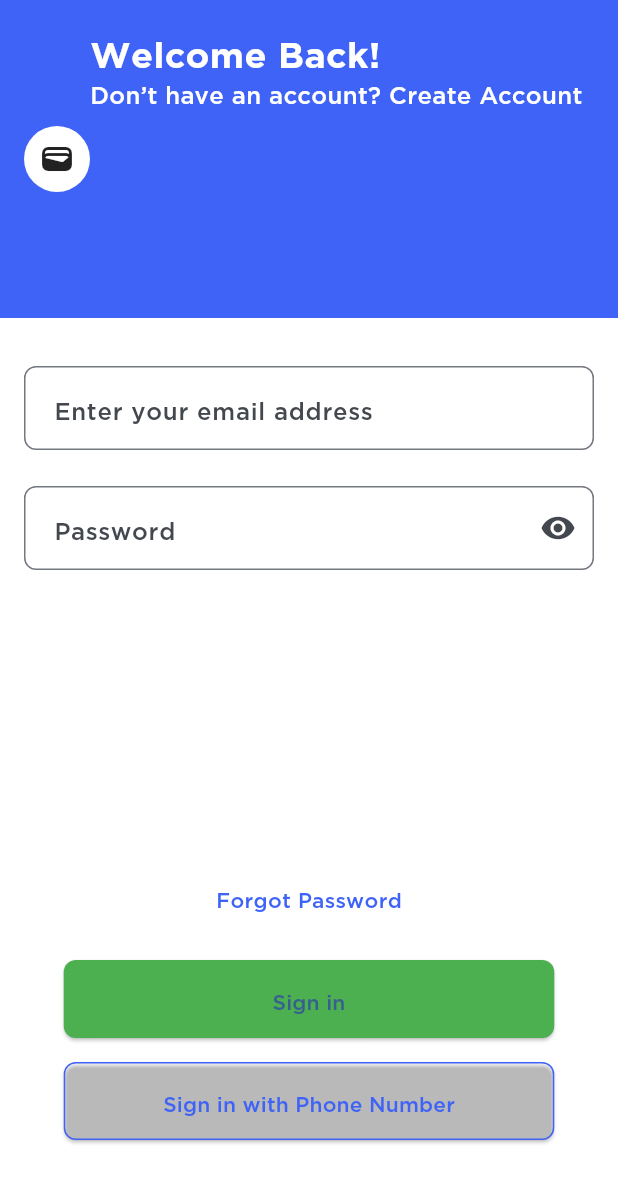
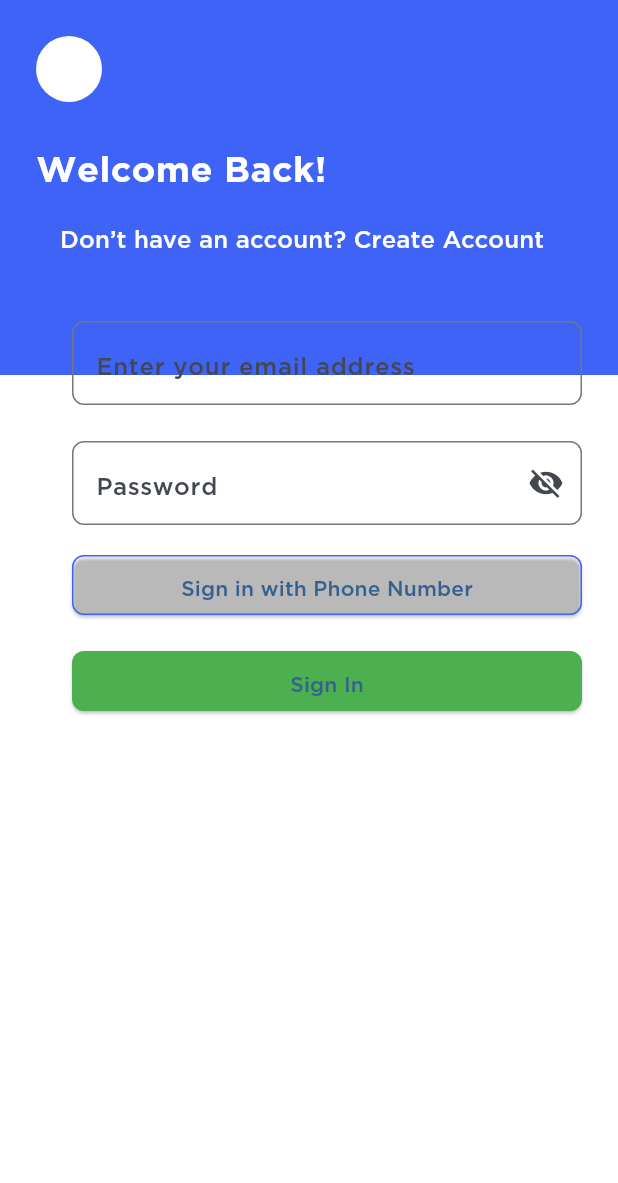
Before and after one commit to hiepchau/NFCEWallet, a Flutter app: the screen it shows after launch, on a phone screen of 412 x 824 dp. Shown: the top 1183 px of the screen. Run offline on Flutter 3.47's test engine with Material 2 defaults, Android fonts, the phone set to English and light mode, and no system bars; our stand-ins replace animated_bottom_navigation_bar, barcode_widget, equatable, expandable_page_view, flutter_bloc, flutter_countdown_timer and 3 more; missing offline and left inert: barcode_scan2.

Commit message:
fix UI login

```diff
--- /dev/null
+++ b/lib/ui/screen/authenticate/login_bloc.dart
@@ -0,0 +1,29 @@
+// login_bloc.dart
+import 'package:flutter_bloc/flutter_bloc.dart';
+import 'login_event.dart';
+import 'login_state.dart';
+
+class LoginBloc extends Bloc<LoginEvent, LoginState> {
+  LoginBloc() : super(LoginState());
+
+  @override
+  Stream<LoginState> mapEventToState(LoginEvent event) async* {
+    if (event is EmailChanged) {
+      yield state.copyWith(email: event.email);
+    } else if (event is PasswordChanged) {
+      yield state.copyWith(password: event.password);
+    } else if (event is Submitted) {
+      yield state.copyWith(submissionInProgress: true);
+      try {
+        // Call your authentication logic
+        yield state.copyWith(submissionSuccess: true);
+      } catch (e) {
+        yield state.copyWith(errorMessage: 'An error occurred');
+      } finally {
+        yield state.copyWith(submissionInProgress: false);
+      }
+    } else if (event is SwitchSignInMethod) { // Newly added
+      yield state.copyWith(isSigningInWithPhoneNumber: !state.isSigningInWithPhoneNumber);
+    }
+  }
+}
--- /dev/null
+++ b/lib/ui/screen/authenticate/login_event.dart
@@ -0,0 +1,39 @@
+// login_event.dart
+import 'package:equatable/equatable.dart';
+
+abstract class LoginEvent extends Equatable {
+  const LoginEvent();
+
+  @override
+  List<Object> get props => [];
+}
+
+class EmailChanged extends LoginEvent {
+  final String email;
+
+  const EmailChanged(this.email);
+
+  @override
+  List<Object> get props => [email];
+}
+
+class PasswordChanged extends LoginEvent {
+  final String password;
+
+  const PasswordChanged(this.password);
+
+  @override
+  List<Object> get props => [password];
+}
+
+class Submitted extends LoginEvent {
+  final String email;
+  final String password;
+
+  const Submitted(this.email, this.password);
+
+  @override
+  List<Object> get props => [email, password];
+}
+
+class SwitchSignInMethod extends LoginEvent {} // Newly added
--- a/lib/ui/screen/authenticate/login_page.dart
+++ b/lib/ui/screen/authenticate/login_page.dart
@@ -1,17 +1,56 @@
 import 'package:flutter/material.dart';
+import 'package:flutter_bloc/flutter_bloc.dart';
+import 'package:nfc_e_wallet/ui/screen/dashboard_page.dart';
+import '../root_screen.dart';
+import 'login_bloc.dart';
+import 'login_event.dart';
+
+enum LoginMethod {
+  email,
+  phone,
+}
 
 class LoginPage extends StatelessWidget {
   @override
   Widget build(BuildContext context) {
     return Scaffold(
-      body: Column(
+      body: BlocProvider(
+        create: (context) => LoginBloc(),
+        child: LoginForm(),
+      ),
+    );
+  }
+}
+
+class LoginForm extends StatefulWidget {
+  @override
+  _LoginFormState createState() => _LoginFormState();
+}
+
+class _LoginFormState extends State<LoginForm> {
+  LoginMethod _method = LoginMethod.email;
+  void _switchMethod() {
+    setState(() {
+      _method = _method == LoginMethod.email ? LoginMethod.phone : LoginMethod.email;
+    });
+  }
+
+  @override
+  Widget build(BuildContext context) {
+    return Stack(
       children: [
-          Expanded(
-            child: Container(
+        Container(
+          height: 250,
+          width: double.infinity,
           color: Color(0xFF3F63F6),
-              padding: EdgeInsets.all(16),
-              child: Row(
+        ),
+        SafeArea(
+          child: Padding(
+            padding: EdgeInsets.only(left: 24),
+            child: Column(
+              crossAxisAlignment: CrossAxisAlignment.start,
               children: [
+                SizedBox(height: 24),
                 Container(
                   width: 44,
                   height: 44,
@@ -19,121 +58,125 @@ class LoginPage extends StatelessWidget {
                     color: Colors.white,
                     borderRadius: BorderRadius.circular(24),
                   ),
-                    // Replace this with your logo
-                    child: Icon(Icons.wallet),
+                ),
+                SizedBox(height: 24),
+                Text(
+                  'Welcome Back!',
+                  style: TextStyle(color: Colors.white, fontSize: 24, fontWeight: FontWeight.w600),
+                ),
+                SizedBox(height: 8),
+                FlatButton(
+                  onPressed: () {
+                    // navigate to create account screen
+                  },
+                  child: Text(
+                    "Don’t have an account? Create Account",
+                    style: TextStyle(color: Colors.white, fontSize: 16),
+                  ),
+                  color: Colors.transparent,
                 ),
                 SizedBox(height: 32),
-                  Column(
-                    crossAxisAlignment: CrossAxisAlignment.start,
+                Padding(
+                  padding: EdgeInsets.symmetric(horizontal: 24),
+                  child: Column(
                     children: [
-                      Text(
-                        'Welcome Back!',
-                        style: TextStyle(
-                          color: Colors.white,
-                          fontSize: 24,
-                          fontWeight: FontWeight.bold,
+                      _method == LoginMethod.email ? _EmailSignInForm() : _PhoneNumberSignInForm(),
+                      SizedBox(height: 16),
+                      Container(
+                        width: double.infinity,
+                        child: ElevatedButton(
+                          onPressed: _switchMethod,
+                          child: Text(_method == LoginMethod.email ? 'Sign in with Phone Number' : 'Sign in with Email'),
+                          style: ElevatedButton.styleFrom(
+                            primary: Colors.transparent, // Button's fill color
+                            side: BorderSide(color: Color(0xFF3F63F6)), // Border color
+                            shape: RoundedRectangleBorder(
+                              borderRadius: BorderRadius.circular(8),
                             ),
                           ),
-                      GestureDetector(
-                        onTap: () {
-                          // Navigate to create account screen
+                        ),
+                      ),
+                      SizedBox(height: 16),
+                      Container(
+                        width: double.infinity,
+                        child: ElevatedButton(
+                          onPressed: () {
+                            Navigator.push(
+                              context,
+                              MaterialPageRoute(builder: (context) => RootApp()),
+                            );
                           },
-                        child: Text(
-                          'Don’t have an account? Create Account',
-                          style: TextStyle(
-                            color: Colors.white,
-                            fontSize: 16,
+                          child: Text('Sign In'),
+                          style: ElevatedButton.styleFrom(
+                            primary: Colors.green, // Button's fill color
+                            shape: RoundedRectangleBorder(
+                              borderRadius: BorderRadius.circular(8),
+                            ),
                           ),
                         ),
                       ),
                     ],
                   ),
+                ),
               ],
             ),
           ),
         ),
-          Container(
-            padding: EdgeInsets.symmetric(horizontal: 16, vertical: 32),
-            child: Column(
+      ],
+    );
+  }
+}
+
+class _EmailSignInForm extends StatelessWidget {
+  final _emailController = TextEditingController();
+  final _passwordController = TextEditingController();
+
+  @override
+  Widget build(BuildContext context) {
+    return Column(
       children: [
         TextField(
+          controller: _emailController,
           decoration: InputDecoration(
             hintText: 'Enter your email address',
-                    contentPadding: EdgeInsets.symmetric(vertical: 16, horizontal: 16),
-                    border: OutlineInputBorder(
-                      borderRadius: BorderRadius.circular(8),
+            border: OutlineInputBorder(borderRadius: BorderRadius.circular(8.0)),
           ),
+          onChanged: (value) {
+            context.read<LoginBloc>().add(EmailChanged(value));
+          },
         ),
-                ),
-                SizedBox(height: 24),
+        SizedBox(height: 24.0),
         TextField(
+          controller: _passwordController,
           obscureText: true,
           decoration: InputDecoration(
             hintText: 'Password',
-                    contentPadding: EdgeInsets.symmetric(vertical: 16, horizontal: 16),
-                    border: OutlineInputBorder(
-                      borderRadius: BorderRadius.circular(8),
+            border: OutlineInputBorder(borderRadius: BorderRadius.circular(8.0)),
+            suffixIcon: Icon(Icons.visibility_off), // Eye icon
           ),
-                    suffixIcon: IconButton(
-                      onPressed: () {
-                        // Toggle password visibility
+          onChanged: (value) {
+            context.read<LoginBloc>().add(PasswordChanged(value));
           },
-                      icon: Icon(Icons.visibility),
-                    ),
-                  ),
-                ),
-                SizedBox(height: 208),
-                GestureDetector(
-                  onTap: () {
-                    // Forgot password action
-                  },
-                  child: Text(
-                    'Forgot Password',
-                    style: TextStyle(
-                      color: Color(0xFF3F63F6),
-                    ),
-                  ),
-                ),
-                SizedBox(height: 32),
-                ElevatedButton(
-                  onPressed: () {
-                    // Sign in action
-                  },
-                  style: ElevatedButton.styleFrom(
-                    primary: Colors.green,
-                    shape: RoundedRectangleBorder(
-                      borderRadius: BorderRadius.circular(8),
-                    ),
-                    minimumSize: Size(327, 52),
-                  ),
-                  child: Text('Sign in'),
-                ),
-                SizedBox(height: 16),
-                ElevatedButton(
-                  onPressed: () {
-                    // Navigate to phone login screen
-                  },
-                  style: ElevatedButton.styleFrom(
-                    primary: Colors.transparent,
-                    shape: RoundedRectangleBorder(
-                      borderRadius: BorderRadius.circular(8),
-                      side: BorderSide(color: Color(0xFF3F63F6)),
-                    ),
-                    minimumSize: Size(327, 52),
-                  ),
-                  child: Text(
-                    'Sign in with Phone Number',
-                    style: TextStyle(
-                      color: Color(0xFF3F63F6),
-                    ),
-                  ),
-                ),
-                SizedBox(height: 32),
-              ],
-            ),
         ),
       ],
-      ),
     );
   }
 }
+
+class _PhoneNumberSignInForm extends StatelessWidget {
+  final _phoneNumberController = TextEditingController();
+
+  @override
+  Widget build(BuildContext context) {
+    return TextField(
+      controller: _phoneNumberController,
+      decoration: InputDecoration(
+        hintText: 'Your phone number',
+        border: OutlineInputBorder(borderRadius: BorderRadius.circular(8.0)),
+      ),
+      onChanged: (value) {
+        // Handle phone number input change
+      },
+    );
+  }
+}
--- /dev/null
+++ b/lib/ui/screen/authenticate/login_state.dart
@@ -0,0 +1,41 @@
+// login_state.dart
+import 'package:equatable/equatable.dart';
+
+class LoginState extends Equatable {
+  final String email;
+  final String password;
+  final bool submissionInProgress;
+  final bool submissionSuccess;
+  final String errorMessage;
+  final bool isSigningInWithPhoneNumber; // Newly added
+
+  const LoginState({
+    this.email = '',
+    this.password = '',
+    this.submissionInProgress = false,
+    this.submissionSuccess = false,
+    this.errorMessage = '',
+    this.isSigningInWithPhoneNumber = false, // Default to email/password sign in
+  });
+
+  LoginState copyWith({
+    String? email,
+    String? password,
+    bool? submissionInProgress,
+    bool? submissionSuccess,
+    String? errorMessage,
+    bool? isSigningInWithPhoneNumber, // Newly added
+  }) {
+    return LoginState(
+      email: email ?? this.email,
+      password: password ?? this.password,
+      submissionInProgress: submissionInProgress ?? this.submissionInProgress,
+      submissionSuccess: submissionSuccess ?? this.submissionSuccess,
+      errorMessage: errorMessage ?? this.errorMessage,
+      isSigningInWithPhoneNumber: isSigningInWithPhoneNumber ?? this.isSigningInWithPhoneNumber, // Newly added
+    );
+  }
+
+  @override
+  List<Object> get props => [email, password, submissionInProgress, submissionSuccess, errorMessage, isSigningInWithPhoneNumber]; // Updated
+}
--- a/pubspec.yaml
+++ b/pubspec.yaml
@@ -26,6 +26,8 @@ dependencies:
   intl: ^0.18.0
   flutter_screenutil: ^5.6.1
   provider: ^5.0.0
+  flutter_bloc: ^7.1.0
+  equatable: ^2.0.5
 
 dev_dependencies:
   flutter_test:
```
Also changed, not shown: pubspec.lock. Lines whose indentation alone changed are shown as unchanged.
